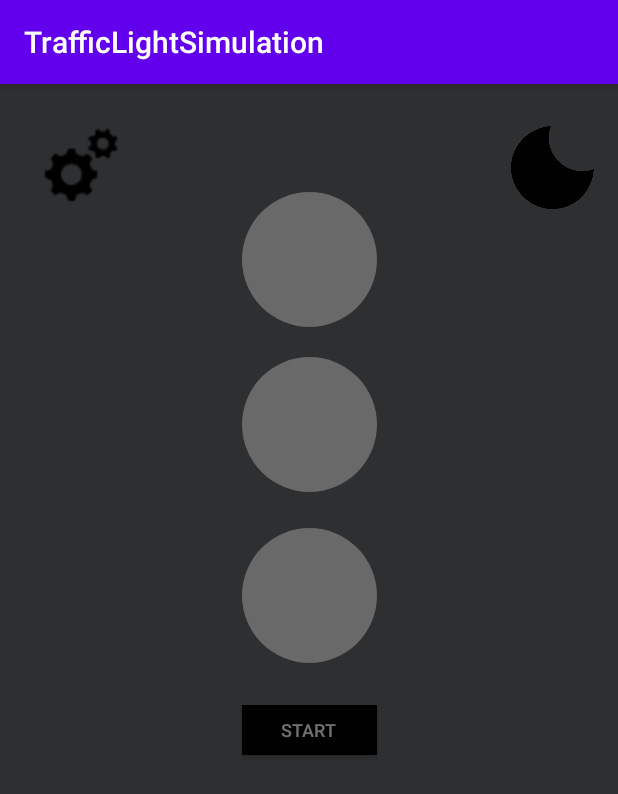
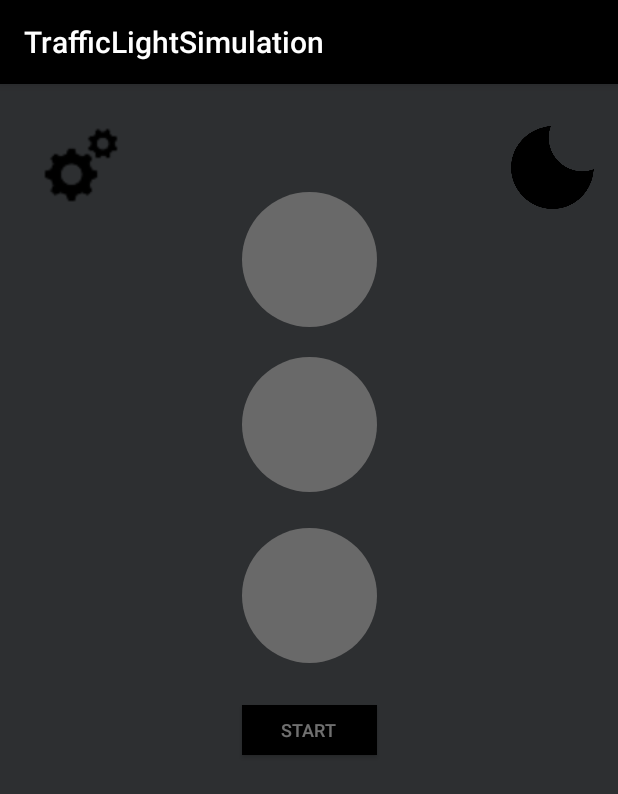
Before and after one commit to arinavalkova/traffic_light_simulation_for_android, an Android app: the screen it shows after launch (MainActivity), on a phone screen of 412 x 824 dp. Shown: the top 794 px of the screen. Run offline under Robolectric (Android 15) with nearby library versions, the phone set to English and light mode, and no system bars.

Commit message:
done LogoActivity

```diff
--- a/app/src/main/java/com/westochka/trafficlightsimulation/Consts.java
+++ b/app/src/main/java/com/westochka/trafficlightsimulation/Consts.java
@@ -19,4 +19,5 @@ public class Consts
     public static final int THREE_SECOND = 3000;
     public static final int TEN_MILLIS = 10;
     public static final String IS_DAY_MODE_INSTEAD_OF_NIGHT_MODE = "is day mode instead of night mode";
+    public static final int TWO_SECONDS = 2000;
 }
--- a/app/src/main/java/com/westochka/trafficlightsimulation/LogoActivity.java
+++ b/app/src/main/java/com/westochka/trafficlightsimulation/LogoActivity.java
@@ -1,15 +1,66 @@
 package com.westochka.trafficlightsimulation;
 
 import android.app.Activity;
+import android.content.Intent;
 import android.os.Bundle;
+import android.view.animation.Animation;
+import android.view.animation.AnimationUtils;
+import android.widget.ImageView;
 
 public class LogoActivity extends Activity
 {
+    private ImageView logoImageView;
+
     @Override
     protected void onCreate(Bundle savedInstanceState)
     {
         super.onCreate(savedInstanceState);
         setContentView(R.layout.logo_activity);
+
+        connectObjectsWithId();
+        setLogoAnimation();
+        sleepingLogoActivity();
+    }
+
+    private void connectObjectsWithId()
+    {
+        logoImageView = findViewById(R.id.logoImageView);
+    }
+
+    private void setLogoAnimation()
+    {
+        Animation logoAnimation = AnimationUtils.loadAnimation(getApplicationContext(), R.anim.logo_anim);
+        logoImageView.startAnimation(logoAnimation);
+    }
+
+    private void sleepingLogoActivity()
+    {
+        new Thread(new Runnable()
+        {
+            @Override
+            public void run()
+            {
+                sleep(Consts.TWO_SECONDS);
+                loadMainActivity();
+            }
+        }).start();
+    }
+
+    private void sleep(int time)
+    {
+        try
+        {
+            Thread.sleep(time);
+        } catch (InterruptedException e)
+        {
+            e.printStackTrace();
+        }
+    }
+
+    private void loadMainActivity()
+    {
+        Intent intent = new Intent(this, MainActivity.class);
+        startActivity(intent);
     }
 
     @Override
--- /dev/null
+++ b/app/src/main/res/anim/logo_anim.xml
@@ -0,0 +1,10 @@
+<?xml version="1.0" encoding="utf-8"?>
+<set xmlns:android="http://schemas.android.com/apk/res/android" android:duration="800">
+<scale
+    android:fromXScale="0.0"
+    android:fromYScale="0.0"
+    android:toXScale="1.0"
+    android:toYScale="1.0"
+    android:pivotX="50%"
+    android:pivotY="50%"/>
+</set>
--- a/app/src/main/res/values/colors.xml
+++ b/app/src/main/res/values/colors.xml
@@ -1,7 +1,7 @@
 <?xml version="1.0" encoding="utf-8"?>
 <resources>
-    <color name="colorPrimary">#6200EE</color>
-    <color name="colorPrimaryDark">#3700B3</color>
+    <color name="colorPrimary">#000000</color>
+    <color name="colorPrimaryDark">#333333</color>
     <color name="colorAccent">#03DAC5</color>
     <color name="grey">#696969</color>
     <color name="yellow">#FFCF3F</color>
--- /dev/null
+++ b/app/src/main/res/values/logo_styles.xml
@@ -0,0 +1,12 @@
+<resources>
+    <!-- Base application theme. -->
+    <style name="LogoTheme" parent="Theme.AppCompat.Light.DarkActionBar">
+        <!-- Customize your theme here. -->
+        <item name="colorPrimary">@color/colorPrimary</item>
+        <item name="colorPrimaryDark">@color/colorPrimaryDark</item>
+        <item name="colorAccent">@color/colorAccent</item>
+
+        <item name="android:windowFullscreen">true</item>
+    </style>
+
+</resources>
```
Also changed, not shown: app/src/main/AndroidManifest.xml (+3 -4 lines), app/src/main/res/layout/logo_activity.xml (+6 -4 lines).
